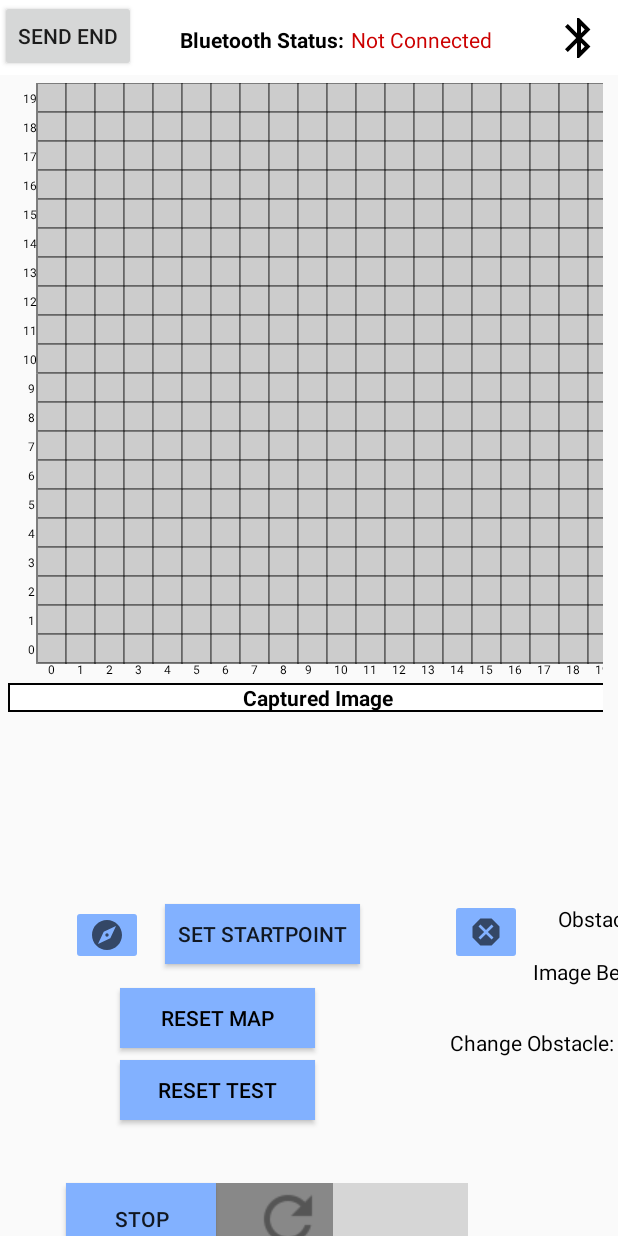
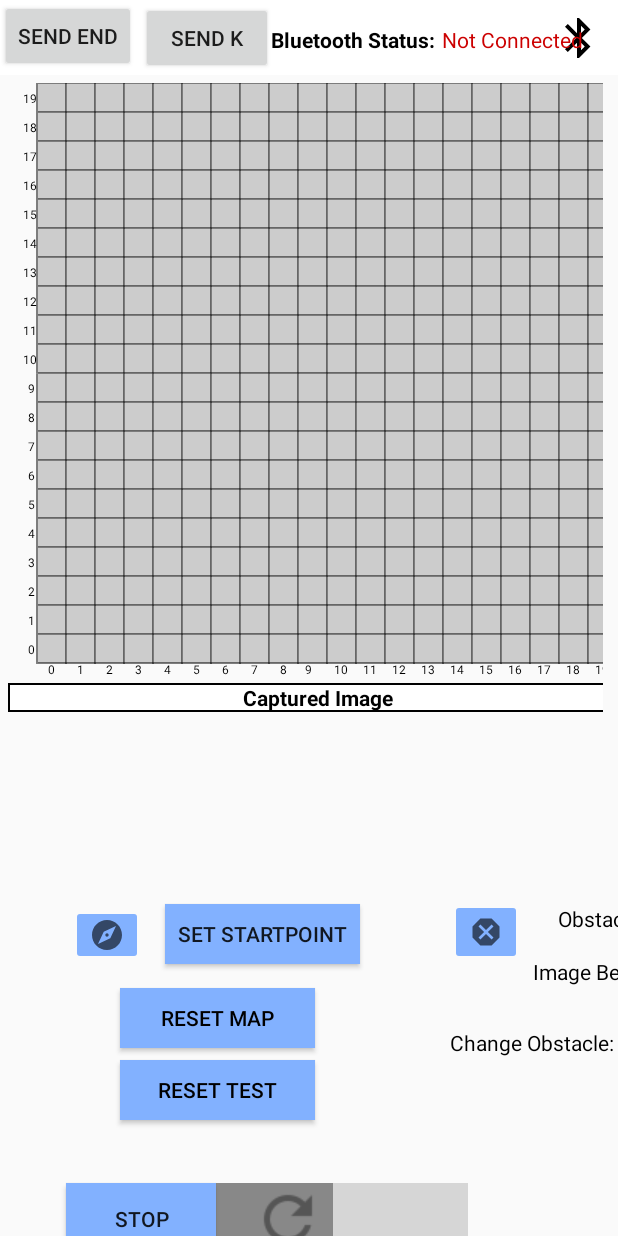
Before and after one commit to AsherFYD/MDPAndroid_Group21, an Android app: the screen it shows after launch (MainActivity), after a tap on "IMAGEREC START", on a phone screen of 412 x 824 dp. Run offline under Robolectric (Android 15) with nearby library versions, the light colour scheme and no system bars; 1 statement that could not run was skipped; grey boxes are pictures that could not be loaded.

Commit message:
add "Send K" button and cleaned up some code

```diff
--- a/app/src/main/java/com/example/mdp_android_grp25/MainActivity.java
+++ b/app/src/main/java/com/example/mdp_android_grp25/MainActivity.java
@@ -31,7 +31,6 @@ import com.example.mdp_android_grp25.ui.main.ControlFragment;
 import com.example.mdp_android_grp25.ui.main.GridMap;
 import com.example.mdp_android_grp25.ui.main.SectionsPagerAdapter;
 import com.example.mdp_android_grp25.ui.main.MapTabFragment;
-import com.google.android.material.tabs.TabLayout;
 
 import org.json.JSONException;
 import org.json.JSONObject;
@@ -51,7 +50,7 @@ public class MainActivity extends AppCompatActivity {
     private ControlFragment controlFragment;
     static TextView xAxisTextView, yAxisTextView, directionAxisTextView, commandLog;
     static TextView robotStatusTextView, bluetoothStatus, bluetoothDevice;
-    static Button upBtn, downBtn, leftBtn, rightBtn,sendK;
+    static Button upBtn, downBtn, leftBtn, rightBtn, sendEnd, sendK;
     static ImageView imageIDView;
     private static MapTabFragment mapTabFragment;
 
@@ -129,11 +128,19 @@ public class MainActivity extends AppCompatActivity {
         }
 
         //For testing purposes
-        sendK = findViewById(R.id.pressK);
-        sendK.setOnClickListener(new View.OnClickListener() {
+        sendEnd = findViewById(R.id.pressEnd);
+        sendEnd.setOnClickListener(new View.OnClickListener() {
             @Override
             public void onClick(View view) {
                 printMessage("end\n");
+            }
+        });
+
+        sendK = findViewById(R.id.sendK);
+        sendK.setOnClickListener(new View.OnClickListener() {
+            @Override
+            public void onClick(View v) {
+                printMessage("k\n");
             }
         });
 
@@ -219,7 +226,6 @@ public class MainActivity extends AppCompatActivity {
 
                 showLog("Exiting left button pressed");
 
-
                 /**
                 if (gridMap.getAutoUpdate())
                     Toast.makeText(MainActivity.this, "Press Manual", Toast.LENGTH_SHORT).show(); //what is thisss
@@ -272,7 +278,6 @@ public class MainActivity extends AppCompatActivity {
                  **/
             }
         });
-
 
         myDialog = new ProgressDialog(MainActivity.this);
         myDialog.setMessage("Waiting for other device to reconnect...");
@@ -458,7 +463,7 @@ public class MainActivity extends AppCompatActivity {
                     String[] cmd = message.split(",");
                     showLog(cmd.toString()); //to get the received message
 
-                    // check if string is cmd sent by ALG/RPI to get obstacle/image id, to update image ID
+                    // Not in use
                     if (cmd[0].equals("ALG") || cmd[0].equals("RPI")) {
                         showLog("cmd[0] is ALG or RPI");
                         if (obstacleID.equals(""))
@@ -480,10 +485,10 @@ public class MainActivity extends AppCompatActivity {
                         commandLog.append(cmd.toString() + "\n");
                     }
                     //For checklist C9
-                    else if(cmd[0].equals("TARGET")){
+                    else if(cmd[0].trim().equals("TARGET")){
                         showLog("cmd[0] is Target");
-                        obstacleID = cmd[1];
-                        imageID = cmd[2];
+                        obstacleID = cmd[1].trim();
+                        imageID = cmd[2].trim();
                         showLog("obstacleID = " + obstacleID);
                         showLog("imageID = " + imageID);
                         gridMap.updateIDFromRpi(obstacleID, imageID);
@@ -492,15 +497,14 @@ public class MainActivity extends AppCompatActivity {
                     }
 
                     //for robot status
-                    else if(cmd[0].equals("status")){
+                    else if(cmd[0].trim().equals("status")){
                         showLog("Updating robot status");
                         robotStatusTextView.setText(cmd[1]);
                     }
-                    else if(cmd[0].equals("ROBOT")){
+                    else if(cmd[0].trim().equals("ROBOT")){
                         showLog("MOVEMENT RECEIVED");
                         String movement = cmd[1].trim();
                         showLog(movement);
-                        showLog(cmd[1]);
                         int [] curCoord = gridMap.getCurCoord();
 
                         if(movement.equals("w")){
@@ -515,6 +519,8 @@ public class MainActivity extends AppCompatActivity {
                                 curCoord[0] += 1;
                             }
 
+                            robotStatusTextView.setText("Moving Forward");
+
                             gridMap.setCurCoord(curCoord[0], curCoord[1], gridMap.getRobotDirection());
                         }else if(movement.equals("a")){
                             showLog("a received");
@@ -527,6 +533,8 @@ public class MainActivity extends AppCompatActivity {
                             }else if (gridMap.getRobotDirection() == "right"){
                                 gridMap.setRobotDirection("up");
                             }
+
+                            robotStatusTextView.setText("Turning Left");
                         }else if(movement.equals("s")){
                             showLog("s received");
                             if(gridMap.getRobotDirection() == "up"){
@@ -538,6 +546,8 @@ public class MainActivity extends AppCompatActivity {
                             }else if (gridMap.getRobotDirection() == "right"){
                                 curCoord[0] -= 1;
                             }
+
+                            robotStatusTextView.setText("Moving Backwards");
 
                             gridMap.setCurCoord(curCoord[0], curCoord[1], gridMap.getRobotDirection());
                         }else if(movement.equals("d")){
@@ -551,67 +561,9 @@ public class MainActivity extends AppCompatActivity {
                             }else if (gridMap.getRobotDirection() == "right"){
                                 gridMap.setRobotDirection("down");
                             }
+
+                            robotStatusTextView.setText("Turning Right");
                         }
-
-                        /**
-                        switch(movement){
-                            case("w\n"):
-                                showLog("w received");
-                                if(gridMap.getRobotDirection() == "up"){
-                                    curCoord[1] += 1;
-                                }else if (gridMap.getRobotDirection() == "down"){
-                                    curCoord[1] -= 1;
-                                }else if (gridMap.getRobotDirection() == "left"){
-                                    curCoord[0] -= 1;
-                                }else if (gridMap.getRobotDirection() == "right"){
-                                    curCoord[0] += 1;
-                                }
-
-                                gridMap.setCurCoord(curCoord[0], curCoord[1], gridMap.getRobotDirection());
-                                break;
-                            case("a\n"):
-                                showLog("a received");
-                                if(gridMap.getRobotDirection() == "up"){
-                                    gridMap.setRobotDirection("left");
-                                }else if (gridMap.getRobotDirection() == "down"){
-                                    gridMap.setRobotDirection("right");
-                                }else if (gridMap.getRobotDirection() == "left"){
-                                    gridMap.setRobotDirection("down");
-                                }else if (gridMap.getRobotDirection() == "right"){
-                                    gridMap.setRobotDirection("up");
-                                }
-                                break;
-                            case("s\n"):
-                                showLog("s received");
-                                if(gridMap.getRobotDirection() == "up"){
-                                    curCoord[1] -= 1;
-                                }else if (gridMap.getRobotDirection() == "down"){
-                                    curCoord[1] += 1;
-                                }else if (gridMap.getRobotDirection() == "left"){
-                                    curCoord[0] += 1;
-                                }else if (gridMap.getRobotDirection() == "right"){
-                                    curCoord[0] -= 1;
-                                }
-
-                                gridMap.setCurCoord(curCoord[0], curCoord[1], gridMap.getRobotDirection());
-                                break;
-                            case("d\n"):
-                                showLog("d received");
-                                if(gridMap.getRobotDirection() == "up"){
-                                    gridMap.setRobotDirection("right");
-                                }else if (gridMap.getRobotDirection() == "down"){
-                                    gridMap.setRobotDirection("left");
-                                }else if (gridMap.getRobotDirection() == "left"){
-                                    gridMap.setRobotDirection("up");
-                                }else if (gridMap.getRobotDirection() == "right"){
-                                    gridMap.setRobotDirection("down");
-                                }
-                                break;
-
-                            default:
-                                showLog("invalid movement");
-                        }
-                         **/
 
                         commandLog.append(message + "\n");
                     }
@@ -628,7 +580,7 @@ public class MainActivity extends AppCompatActivity {
                         commandLog.append(message + "\n");
                     }
                      **/
-
+                    /**
                     else {
 
                         // alg sends in cm and float e.g. 100,100,N
@@ -663,6 +615,8 @@ public class MainActivity extends AppCompatActivity {
                             }
                         }
                     }
+                     **/
+
                 } else if (message.equals("END")) {
                     // if wk 8 btn is checked, means running wk 8 challenge and likewise for wk 9
                     // end the corresponding timer
@@ -670,17 +624,13 @@ public class MainActivity extends AppCompatActivity {
                     ToggleButton fastestButton = findViewById(R.id.fastestToggleBtn3);
 
                     showLog(message + " received");
-
                     commandLog.append(message + "\n");
-
                     showLog(message + " appended");
 
                     if (exploreButton.isChecked()) {
                         showLog("explorebutton is checked");
-
                         stopTimerFlag = true;
                         showLog("stopTimerFlag set to true");
-
                         exploreButton.setChecked(false);
                         showLog("explorebutton set to false");
 
@@ -688,7 +638,7 @@ public class MainActivity extends AppCompatActivity {
                         //exploreResetBtn.setEnabled(true);
                         //showLog("exploreresetbtn set to true");
 
-                        robotStatusTextView.setText("Auto Movement/ImageRecog Stopped");
+                        robotStatusTextView.setText("Image Rec End");
                         showLog("robotstatustextview set text to auto movement");
                     } else if (fastestButton.isChecked()) {
                         showLog("fastestbutton is checked");
@@ -697,7 +647,7 @@ public class MainActivity extends AppCompatActivity {
 
                         //THIS SHIT CAUSES APP TO CRASH
                         //fastestResetBtn.setEnabled(true);
-                        robotStatusTextView.setText("Week 9 Stopped");
+                        robotStatusTextView.setText("Fastest Path End");
                     }
                 }
             }
--- a/app/src/main/res/layout/activity_main.xml
+++ b/app/src/main/res/layout/activity_main.xml
@@ -21,10 +21,27 @@
             android:orientation="horizontal">
 
             <Button
-                android:id="@+id/pressK"
+                android:id="@+id/pressEnd"
                 android:layout_width="wrap_content"
                 android:layout_height="wrap_content"
-                android:text="send end" />
+                android:layout_marginBottom="2dp"
+                android:text="send end"
+                app:layout_constraintBottom_toBottomOf="parent"
+                app:layout_constraintStart_toStartOf="parent"
+                app:layout_constraintTop_toTopOf="parent" />
+
+            <Button
+                android:id="@+id/sendK"
+                android:layout_width="wrap_content"
+                android:layout_height="wrap_content"
+                android:layout_marginStart="3dp"
+                android:layout_marginLeft="3dp"
+                android:layout_marginTop="1dp"
+                android:layout_marginBottom="1dp"
+                android:text="send K"
+                app:layout_constraintBottom_toBottomOf="parent"
+                app:layout_constraintStart_toEndOf="@+id/pressEnd"
+                app:layout_constraintTop_toTopOf="parent" />
 
             <Button
                 android:id="@+id/bluetoothButton"
@@ -44,16 +61,16 @@
                 android:id="@+id/bluetoothConnection"
                 android:layout_width="wrap_content"
                 android:layout_height="30dp"
-                android:layout_marginStart="119dp"
-                android:layout_marginLeft="119dp"
+                android:layout_marginStart="180dp"
+                android:layout_marginLeft="180dp"
                 android:layout_marginTop="11dp"
                 android:layout_marginBottom="9dp"
                 android:background="@color/colorWhite"
                 android:gravity="center"
                 android:text="Bluetooth Status:"
-                android:textStyle="bold"
                 android:textAlignment="center"
                 android:textColor="@color/colorBlack"
+                android:textStyle="bold"
                 app:layout_constraintBottom_toBottomOf="parent"
                 app:layout_constraintStart_toStartOf="parent"
                 app:layout_constraintTop_toTopOf="parent" />
```
Also changed, not shown: 354 other files.
